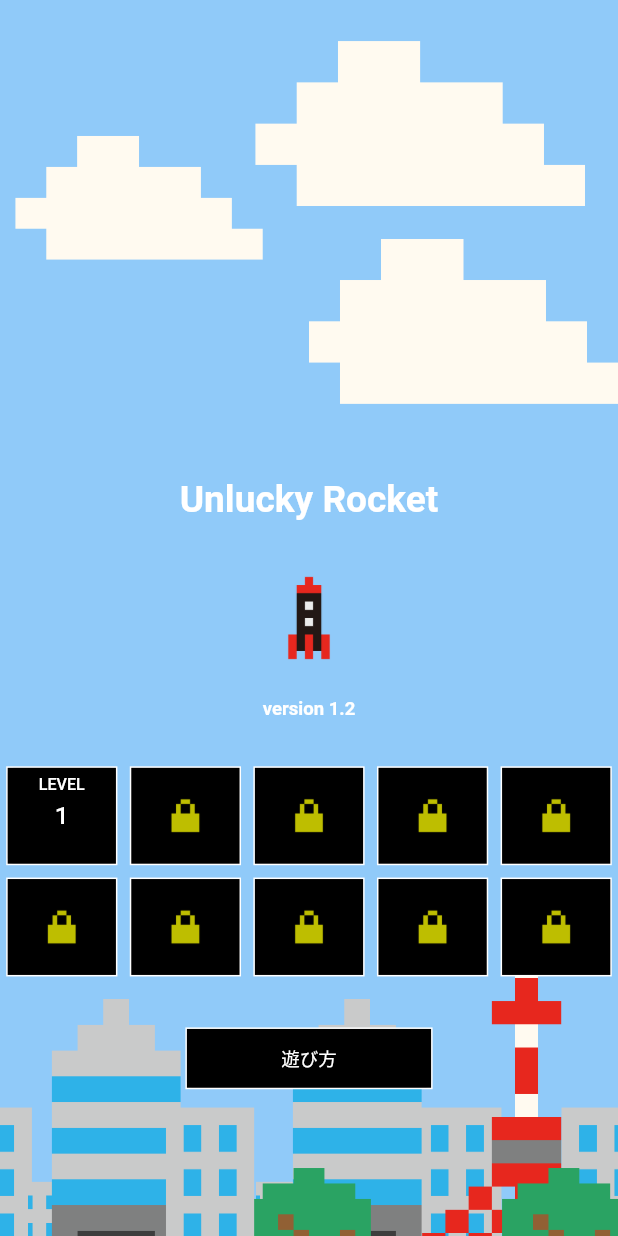
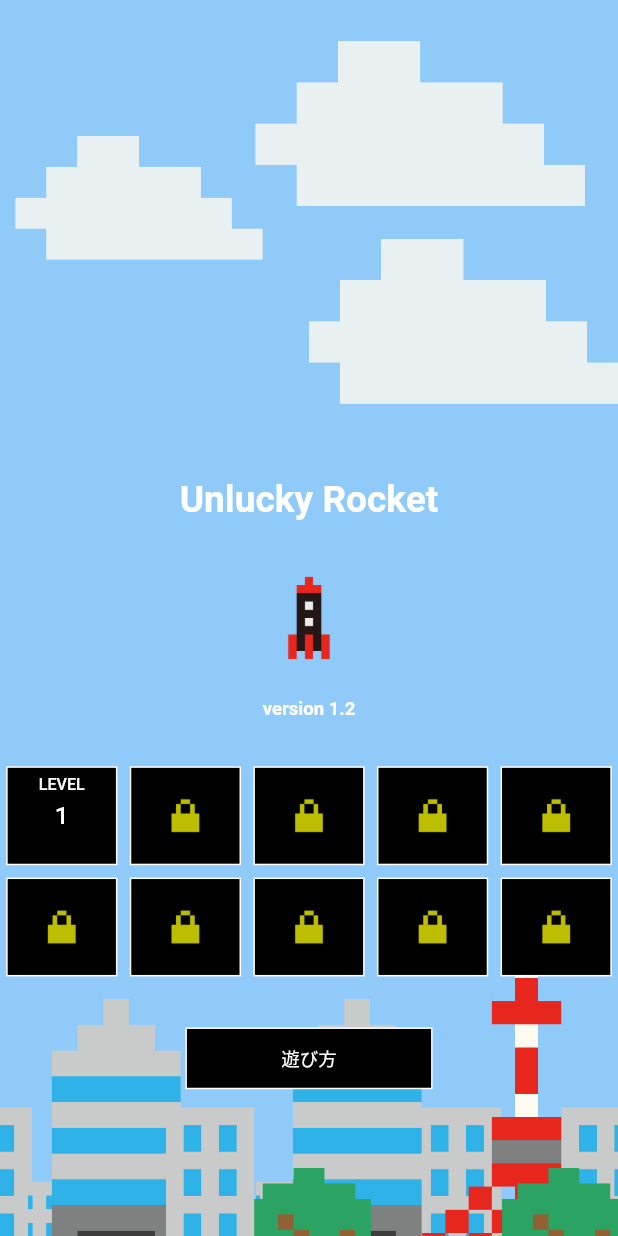
Before and after one commit to yuto90/new_rocket, a Flutter app: the screen it shows after launch, on a phone screen of 412 x 824 dp. Run offline on Flutter 3.47's test engine with Material 2 defaults, Android fonts, the light colour scheme and no system bars; drawn by our look-alikes of google_mobile_ads; our stand-ins replace flutter_dotenv, google_fonts, shared_preferences; network calls fail.

Commit message:
雲を半透明にする

```diff
--- a/lib/objects/cloud.dart
+++ b/lib/objects/cloud.dart
@@ -10,11 +10,14 @@ class Cloud extends StatelessWidget {
   Widget build(BuildContext context) {
     return Container(
       //color: Colors.red,
-      child: Image(
-        image: AssetImage('lib/images/cloud.png'),
-        fit: BoxFit.cover,
-        height: vertical,
-        width: horizontal,
+      child: Opacity(
+        opacity: 0.8,
+        child: Image(
+          image: AssetImage('lib/images/cloud.png'),
+          fit: BoxFit.cover,
+          height: vertical,
+          width: horizontal,
+        ),
       ),
     );
   }
```
